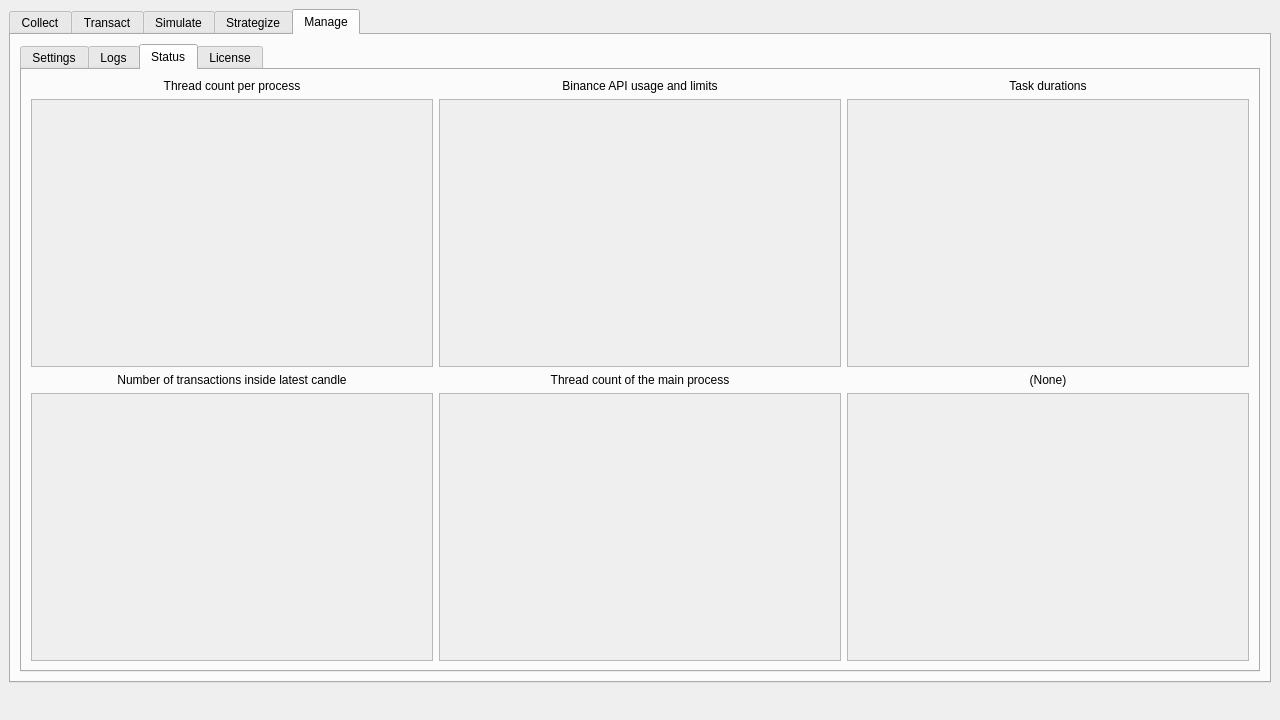
First picture: the form in user_interface.ui, repository cunarist/solie, before the edit.
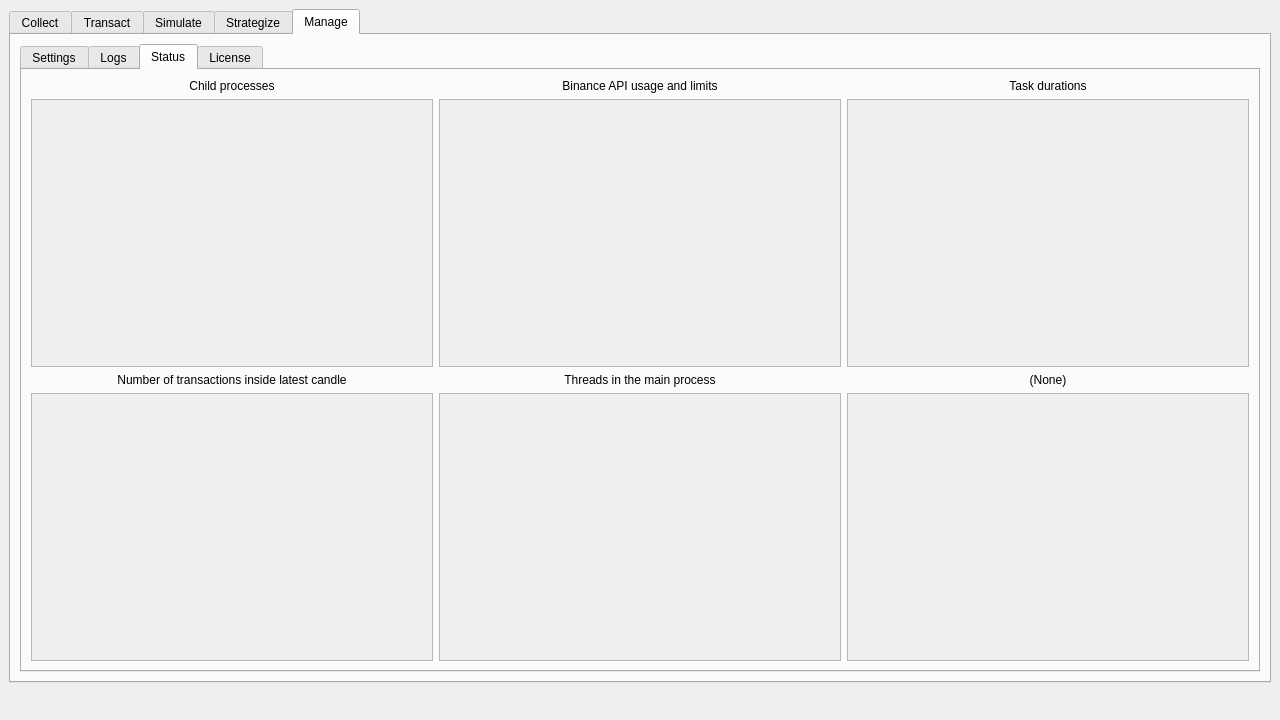
Second picture: the form after the edit. The open tabs and pages were chosen to show the change. Icons and pictures are not drawn. Custom widgets are drawn as their Qt base class.

Commit message: Display active processes and threads

Patch:
```diff
--- a/user_interface.ui
+++ b/user_interface.ui
@@ -1868,7 +1868,7 @@
               <item row="0" column="0">
                <widget class="QLabel" name="label_37">
                 <property name="text">
-                 <string>Thread count per process</string>
+                 <string>Child processes</string>
                 </property>
                 <property name="alignment">
                  <set>Qt::AlignCenter</set>
@@ -1888,7 +1888,7 @@
               <item row="2" column="1">
                <widget class="QLabel" name="label_39">
                 <property name="text">
-                 <string>Thread count of the main process</string>
+                 <string>Threads in the main process</string>
                 </property>
                 <property name="alignment">
                  <set>Qt::AlignCenter</set>
```
The commit also changes 4 other files.
